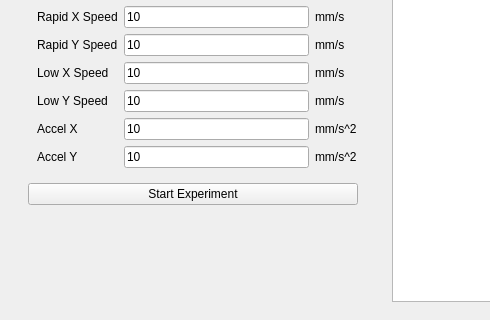
Qt form qt-desktop/burner/mainwindow.ui (savukhin/slyfox-burner-2) before a commit; both pictures show x 0 to 490 and y 348 to 668 of the 1082 by 668 pixel window.
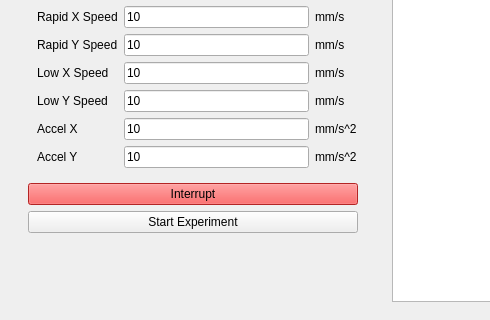
The same form after that commit.

```diff
--- a/qt-desktop/burner/mainwindow.ui
+++ b/qt-desktop/burner/mainwindow.ui
@@ -724,6 +724,18 @@
                  </layout>
                 </widget>
                </item>
+               <item>
+                <widget class="QPushButton" name="interruptButton">
+                 <property name="styleSheet">
+                  <string notr="true">background-color: rgb(255, 85, 0);
+background-color: rgb(170, 0, 0);
+background-color: rgb(250, 50, 50);</string>
+                 </property>
+                 <property name="text">
+                  <string>Interrupt</string>
+                 </property>
+                </widget>
+               </item>
                <item>
                 <widget class="QPushButton" name="startExperimentButton">
                  <property name="text">
```
